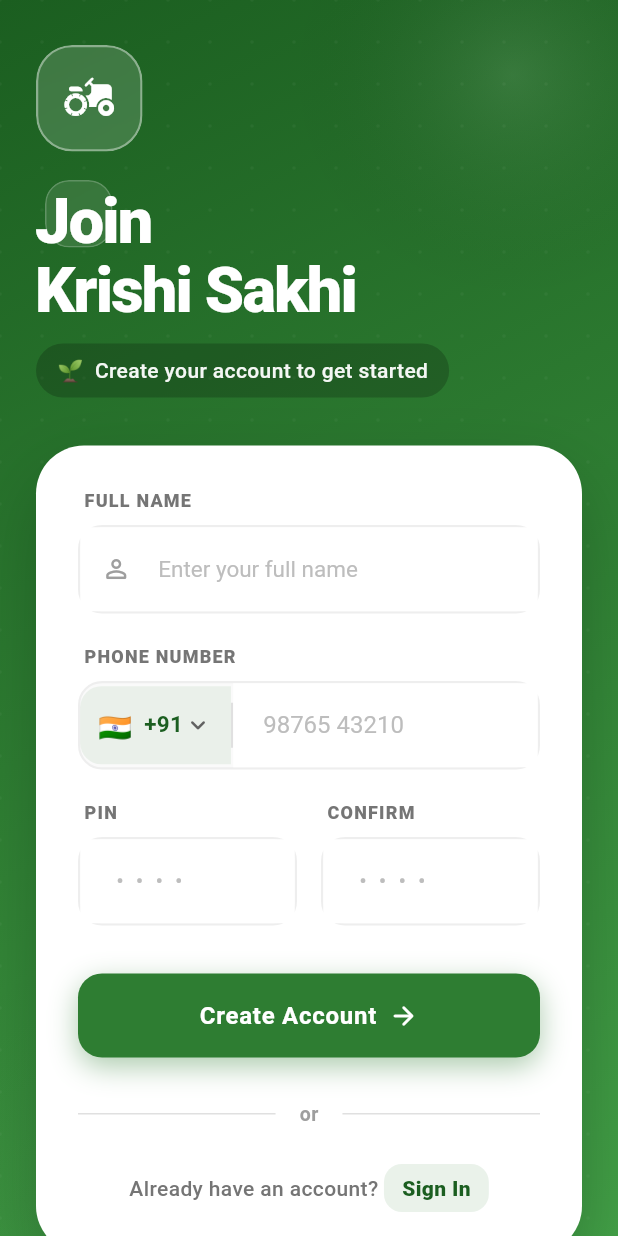
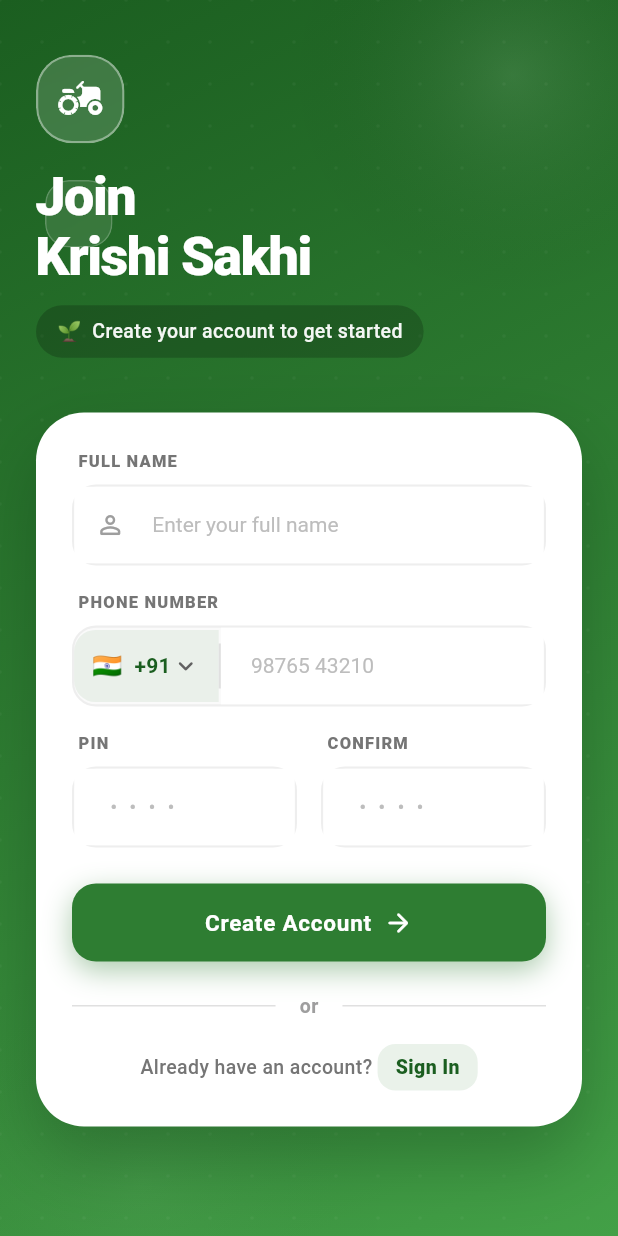
Before and after one commit to yuvakrishnayk/krishi_sakhi, a Flutter app: the SignupPage screen opened directly, on a phone screen of 412 x 824 dp. Run offline on Flutter 3.47's test engine with Material 3 defaults, Android fonts, the phone set to English and light mode, and no system bars; our stand-ins replace cloud_firestore, flutter_map, geolocator, image_picker, latlong2; accounts and stored records are empty.

Commit message:
feat: integrate SignupPage into SigninPage and enhance SignupPage layout

```diff
--- a/lib/screens/Signin_Page/signinpage.dart
+++ b/lib/screens/Signin_Page/signinpage.dart
@@ -1,6 +1,8 @@
 import 'package:flutter/material.dart';
 import 'package:flutter/services.dart';
 import 'dart:ui';
+
+import 'package:krishi_sakhi/screens/Signup_Page/signup_page.dart';
 
 // import 'package:krishi_sakhi/screens/Signup_Page/signup_page.dart'; // Uncomment if you have this file
 
@@ -508,7 +510,7 @@
                                             MaterialPageRoute(
                                               builder:
                                                   (_) =>
-                                                      const SignupScreenPlaceholder(), // Change back to SignupPage() when ready
+                                                      const SignupPage(), // Change back to SignupPage() when ready
                                             ),
                                           ),
                                       child: Container(
--- a/lib/screens/Signup_Page/signup_page.dart
+++ b/lib/screens/Signup_Page/signup_page.dart
@@ -1,8 +1,6 @@
 import 'package:flutter/material.dart';
 import 'package:flutter/services.dart';
 import 'dart:ui';
-
-
 
 class SignupPage extends StatefulWidget {
   const SignupPage({super.key});
@@ -250,9 +248,9 @@
 
   @override
   Widget build(BuildContext context) {
-    final screenHeight = MediaQuery.of(context).size.height;
-
+    // Scaffold now prevents the UI from resizing and shrinking when the keyboard pops up
     return Scaffold(
+      resizeToAvoidBottomInset: false,
       backgroundColor: const Color(0xFF1B5E20),
       body: Container(
         decoration: const BoxDecoration(
@@ -337,15 +335,6 @@
             ),
 
             SafeArea(
-              child: SingleChildScrollView(
-                physics: const BouncingScrollPhysics(),
-                child: ConstrainedBox(
-                  constraints: BoxConstraints(
-                    minHeight:
-                        screenHeight -
-                        MediaQuery.of(context).padding.top -
-                        MediaQuery.of(context).padding.bottom,
-                  ),
               child: FadeTransition(
                 opacity: _fadeController,
                 child: Padding(
@@ -353,7 +342,7 @@
                   child: Column(
                     crossAxisAlignment: CrossAxisAlignment.start,
                     children: [
-                          const SizedBox(height: 30),
+                      const Spacer(flex: 1),
 
                       // Header Section
                       SlideTransition(
@@ -377,7 +366,7 @@
                                   sigmaY: 10,
                                 ),
                                 child: Container(
-                                      padding: const EdgeInsets.all(16),
+                                  padding: const EdgeInsets.all(12),
                                   decoration: BoxDecoration(
                                     color: Colors.white.withOpacity(0.15),
                                     borderRadius: BorderRadius.circular(24),
@@ -389,20 +378,20 @@
                                   child: const Icon(
                                     Icons.agriculture_rounded,
                                     color: Colors.white,
-                                        size: 36,
+                                    size: 32,
                                   ),
                                 ),
                               ),
                             ),
-                                const SizedBox(height: 24),
+                            const SizedBox(height: 16),
                             const Text(
                               'Join\nKrishi Sakhi',
                               style: TextStyle(
-                                    fontSize: 42,
+                                fontSize: 36,
                                 fontWeight: FontWeight.w900,
                                 color: Colors.white,
                                 height: 1.1,
-                                    letterSpacing: -1.2,
+                                letterSpacing: -1.0,
                               ),
                             ),
                             const SizedBox(height: 12),
@@ -418,7 +407,7 @@
                               child: Text(
                                 '🌱  Create your account to get started',
                                 style: TextStyle(
-                                      fontSize: 14,
+                                  fontSize: 13,
                                   fontWeight: FontWeight.w500,
                                   color: Colors.white.withOpacity(0.95),
                                 ),
@@ -427,7 +416,8 @@
                           ],
                         ),
                       ),
-                          const SizedBox(height: 32),
+
+                      const Spacer(flex: 1),
 
                       // Form Card
                       SlideTransition(
@@ -441,15 +431,13 @@
                           ),
                         ),
                         child: Container(
-                              padding: const EdgeInsets.all(28),
+                          padding: const EdgeInsets.all(24),
                           decoration: BoxDecoration(
                             color: Colors.white,
                             borderRadius: BorderRadius.circular(32),
                             boxShadow: [
                               BoxShadow(
-                                    color: const Color(
-                                      0xFF0A2B0F,
-                                    ).withOpacity(0.3),
+                                color: const Color(0xFF0A2B0F).withOpacity(0.3),
                                 blurRadius: 40,
                                 offset: const Offset(0, 20),
                               ),
@@ -457,6 +445,7 @@
                           ),
                           child: Column(
                             crossAxisAlignment: CrossAxisAlignment.start,
+                            mainAxisSize: MainAxisSize.min,
                             children: [
                               // Name Field
                               _buildInputField(
@@ -466,7 +455,7 @@
                                 hint: 'Enter your full name',
                                 icon: Icons.person_outline_rounded,
                               ),
-                                  const SizedBox(height: 20),
+                              const SizedBox(height: 16),
 
                               // Phone Field
                               _buildLabel(
@@ -474,7 +463,7 @@
                                 _mobileFocusNode.hasFocus,
                               ),
                               _buildPhoneInput(),
-                                  const SizedBox(height: 20),
+                              const SizedBox(height: 16),
 
                               // PIN Fields
                               Row(
@@ -489,8 +478,7 @@
                                       keyboardType: TextInputType.number,
                                       obscureText: !_isPinVisible,
                                       formatters: [
-                                            FilteringTextInputFormatter
-                                                .digitsOnly,
+                                        FilteringTextInputFormatter.digitsOnly,
                                         LengthLimitingTextInputFormatter(4),
                                       ],
                                       hidePrefixIcon: true,
@@ -507,8 +495,7 @@
                                       keyboardType: TextInputType.number,
                                       obscureText: !_isConfirmPinVisible,
                                       formatters: [
-                                            FilteringTextInputFormatter
-                                                .digitsOnly,
+                                        FilteringTextInputFormatter.digitsOnly,
                                         LengthLimitingTextInputFormatter(4),
                                       ],
                                       hidePrefixIcon: true,
@@ -516,19 +503,17 @@
                                   ),
                                 ],
                               ),
-                                  const SizedBox(height: 32),
+                              const SizedBox(height: 24),
 
                               // Sign Up Button
                               _buildSignupButton(),
-                                  const SizedBox(height: 28),
+                              const SizedBox(height: 20),
 
                               // Divider
                               Row(
                                 children: [
                                   Expanded(
-                                        child: Divider(
-                                          color: Colors.grey.shade300,
-                                        ),
+                                    child: Divider(color: Colors.grey.shade300),
                                   ),
                                   Padding(
                                     padding: const EdgeInsets.symmetric(
@@ -544,25 +529,22 @@
                                     ),
                                   ),
                                   Expanded(
-                                        child: Divider(
-                                          color: Colors.grey.shade300,
-                                        ),
+                                    child: Divider(color: Colors.grey.shade300),
                                   ),
                                 ],
                               ),
-                                  const SizedBox(height: 24),
+                              const SizedBox(height: 16),
 
                               // Sign In Link
                               Center(
                                 child: Row(
-                                      mainAxisAlignment:
-                                          MainAxisAlignment.center,
+                                  mainAxisAlignment: MainAxisAlignment.center,
                                   children: [
                                     Text(
                                       "Already have an account? ",
                                       style: TextStyle(
                                         color: Colors.grey.shade600,
-                                            fontSize: 14,
+                                        fontSize: 13,
                                         fontWeight: FontWeight.w500,
                                       ),
                                     ),
@@ -577,14 +559,15 @@
                                           color: const Color(
                                             0xFF2E7D32,
                                           ).withOpacity(0.1),
-                                              borderRadius:
-                                                  BorderRadius.circular(12),
+                                          borderRadius: BorderRadius.circular(
+                                            12,
+                                          ),
                                         ),
                                         child: const Text(
                                           'Sign In',
                                           style: TextStyle(
                                             color: Color(0xFF1B5E20),
-                                                fontSize: 14,
+                                            fontSize: 13,
                                             fontWeight: FontWeight.w800,
                                           ),
                                         ),
@@ -597,10 +580,8 @@
                           ),
                         ),
                       ),
-                          const SizedBox(height: 40),
+                      const Spacer(flex: 2),
                     ],
-                      ),
-                    ),
                   ),
                 ),
               ),
@@ -617,7 +598,7 @@
       child: Text(
         text,
         style: TextStyle(
-          fontSize: 12,
+          fontSize: 11,
           fontWeight: FontWeight.w800,
           color: isFocused ? const Color(0xFF1B5E20) : Colors.grey.shade600,
           letterSpacing: 0.8,
@@ -663,7 +644,7 @@
             keyboardType: keyboardType,
             inputFormatters: formatters,
             style: TextStyle(
-              fontSize: 16,
+              fontSize: 15,
               fontWeight: FontWeight.w600,
               color: const Color(0xFF1B5E20),
               letterSpacing: obscureText ? 8 : 0,
@@ -674,12 +655,12 @@
                 color: Colors.grey.shade400,
                 fontWeight: FontWeight.w400,
                 letterSpacing: obscureText ? 8 : 0,
-                fontSize: 15,
+                fontSize: 14,
               ),
               border: InputBorder.none,
               contentPadding: const EdgeInsets.symmetric(
                 horizontal: 16,
-                vertical: 16,
+                vertical: 14,
               ),
               prefixIcon:
                   hidePrefixIcon
@@ -718,7 +699,7 @@
       child: Row(
         children: [
           Container(
-            padding: const EdgeInsets.symmetric(horizontal: 12, vertical: 14),
+            padding: const EdgeInsets.symmetric(horizontal: 12, vertical: 12),
             decoration: BoxDecoration(
               color: const Color(0xFF2E7D32).withOpacity(0.08),
               borderRadius: const BorderRadius.only(
@@ -745,13 +726,13 @@
                             children: [
                               Text(
                                 c['flag']!,
-                                style: const TextStyle(fontSize: 18),
+                                style: const TextStyle(fontSize: 16),
                               ),
                               const SizedBox(width: 8),
                               Text(
                                 c['code']!,
                                 style: const TextStyle(
-                                  fontSize: 15,
+                                  fontSize: 14,
                                   fontWeight: FontWeight.w700,
                                   color: Color(0xFF1B5E20),
                                 ),
@@ -775,7 +756,7 @@
                 LengthLimitingTextInputFormatter(10),
               ],
               style: const TextStyle(
-                fontSize: 16,
+                fontSize: 15,
                 fontWeight: FontWeight.w600,
                 color: Color(0xFF1B5E20),
                 letterSpacing: 1,
@@ -786,11 +767,12 @@
                   color: Colors.grey.shade400,
                   fontWeight: FontWeight.w400,
                   letterSpacing: 0,
+                  fontSize: 14,
                 ),
                 border: InputBorder.none,
                 contentPadding: const EdgeInsets.symmetric(
                   horizontal: 16,
-                  vertical: 16,
+                  vertical: 14,
                 ),
               ),
             ),
@@ -813,7 +795,7 @@
         child: AnimatedContainer(
           duration: const Duration(milliseconds: 200),
           width: double.infinity,
-          height: 56,
+          height: 52,
           decoration: BoxDecoration(
             color: _isLoading ? Colors.grey.shade400 : const Color(0xFF2E7D32),
             borderRadius: BorderRadius.circular(16),
@@ -845,7 +827,7 @@
                         Text(
                           'Create Account',
                           style: TextStyle(
-                            fontSize: 16,
+                            fontSize: 15,
                             fontWeight: FontWeight.bold,
                             color: Colors.white,
                             letterSpacing: 0.5,
```
Lines whose indentation alone changed are shown as unchanged.
